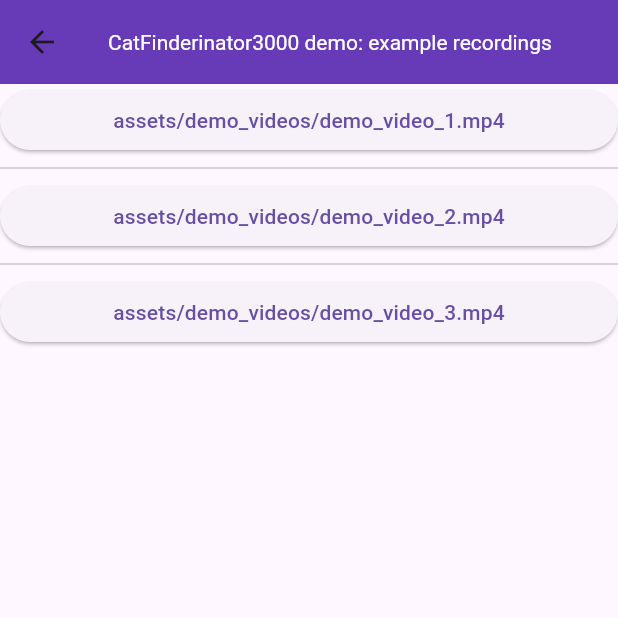
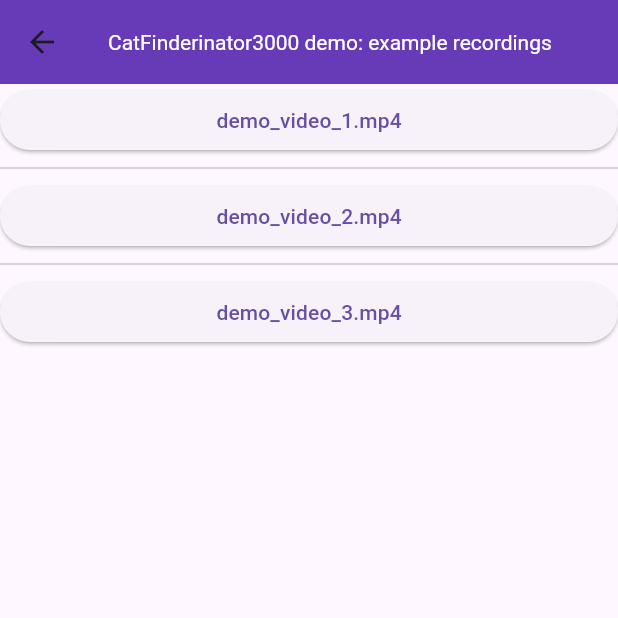
Before and after one commit to mburnayev/CatFinderinator3000, a Flutter app: the Demo screen opened directly, on a phone screen of 412 x 824 dp, the top half of it. Run offline on Flutter 3.47's test engine with Material 3 defaults, Android fonts, the phone set to English and light mode, and no system bars; our stand-ins replace chewie, firebase_auth, firebase_core, firebase_storage, flutter_cache_manager, google_sign_in and 1 more; accounts and stored records are empty; generated files the repository leaves out were written again.

Commit message:
production demo video asset retrieval fix?

```diff
--- a/app/lib/demo.dart
+++ b/app/lib/demo.dart
@@ -13,9 +13,10 @@ class Demo extends StatefulWidget {
 }
 
 class _DemoState extends State<Demo> {
-  List<String> debugVideos = ["demo_video_1.mp4", "demo_video_2.mp4", "demo_video_3.mp4"];
-  List<String> prodVideos = ["assets/demo_videos/demo_video_1.mp4", "assets/demo_videos/demo_video_2.mp4", "assets/demo_videos/demo_video_3.mp4"];
-  late List<String> videoNamesList = (kReleaseMode) ? prodVideos : debugVideos;
+  // List<String> debugVideos = ["demo_video_1.mp4", "demo_video_2.mp4", "demo_video_3.mp4"];
+  // List<String> prodVideos = ["assets/demo_videos/demo_video_1.mp4", "assets/demo_videos/demo_video_2.mp4", "assets/demo_videos/demo_video_3.mp4"];
+  // late List<String> videoNamesList = (kReleaseMode) ? prodVideos : debugVideos;
+  List<String> videoNamesList = ["demo_video_1.mp4", "demo_video_2.mp4", "demo_video_3.mp4"];
 
   // Customized AppBar
   PreferredSizeWidget get topBar {
--- a/app/lib/demo_player.dart
+++ b/app/lib/demo_player.dart
@@ -29,9 +29,11 @@ class DemoVideoPlayerScreen extends StatefulWidget {
 class _DemoVideoState extends State<DemoVideoPlayerScreen> {
   late var videoName = "/demo_videos/${widget.videoName}";
 
-  late VideoPlayerController videoPlayerController = (kIsWeb)
-      ? VideoPlayerController.asset(videoName)
-      : VideoPlayerController.asset("assets$videoName");
+  // late VideoPlayerController videoPlayerController = (kIsWeb)
+  //     ? VideoPlayerController.asset(videoName)
+  //     : VideoPlayerController.asset("assets$videoName");
+
+  late VideoPlayerController videoPlayerController = VideoPlayerController.asset("assets$videoName");
 
   late ChewieController chewieController = ChewieController(
       videoPlayerController: videoPlayerController,
```
